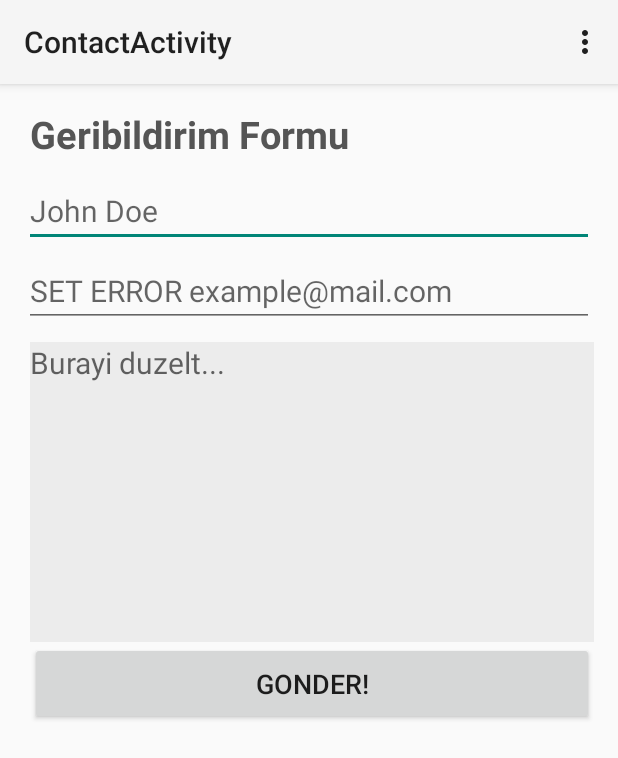
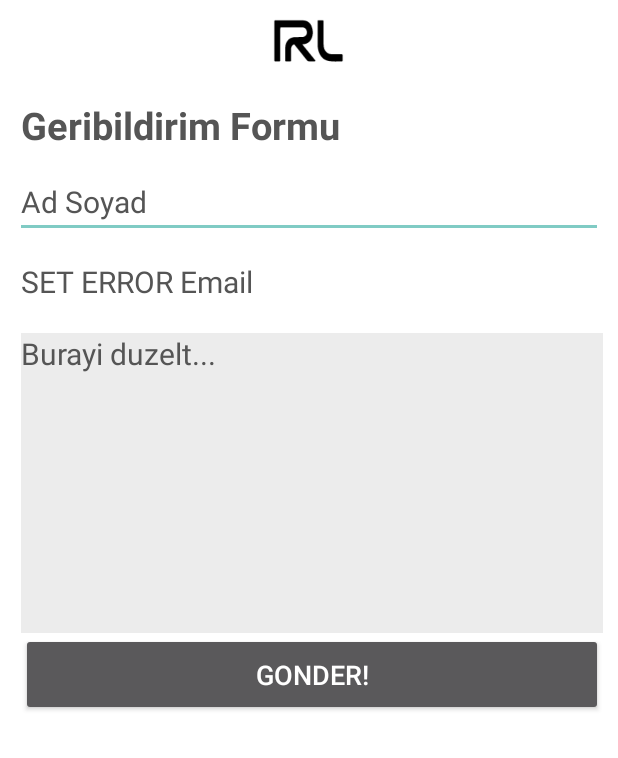
Before and after one commit to edencakir/irl-android, an Android app: the ContactActivity screen opened directly, with no data from a screen before it, on a phone screen of 412 x 824 dp. Shown: the top 758 px of the screen. Run offline under Robolectric (Android 15) with nearby library versions, the phone set to English and light mode, and no system bars.

Commit message:
Added toolbar, font file

```diff
--- a/app/src/main/AndroidManifest.xml
+++ b/app/src/main/AndroidManifest.xml
@@ -8,6 +8,7 @@
         android:label="@string/app_name"
         android:theme="@style/AppTheme" >
         <activity
+            android:theme="@style/AppTheme"
             android:name=".NewsActivity"
             android:label="@string/title_activity_news" >
             <intent-filter>
--- a/app/src/main/java/tr/edu/iyte/irl/irl/NewsActivity.java
+++ b/app/src/main/java/tr/edu/iyte/irl/irl/NewsActivity.java
@@ -11,7 +11,7 @@ public class NewsActivity extends AppCompatActivity {
     @Override
     protected void onCreate(Bundle savedInstanceState) {
         super.onCreate(savedInstanceState);
-        setContentView(R.layout.list_item_news);
+        setContentView(R.layout.activity_news);
     }
 
     @Override
--- a/app/src/main/res/layout/activity_contact.xml
+++ b/app/src/main/res/layout/activity_contact.xml
@@ -1,11 +1,34 @@
 <RelativeLayout xmlns:android="http://schemas.android.com/apk/res/android"
     xmlns:tools="http://schemas.android.com/tools" android:layout_width="match_parent"
-    android:layout_height="match_parent" android:paddingLeft="@dimen/activity_horizontal_margin"
-    android:paddingRight="@dimen/activity_horizontal_margin"
-    android:paddingTop="@dimen/activity_vertical_margin"
-    android:paddingBottom="@dimen/activity_vertical_margin"
+    android:layout_height="match_parent"
+    android:background="@color/white"
     tools:context="tr.edu.iyte.irl.irl.ContactActivity">
+    <android.support.v7.widget.Toolbar
+        android:id="@+id/toolbar"
+        android:background="@color/white"
+        android:minHeight="?attr/actionBarSize"
+        android:layout_width="match_parent"
+        android:layout_height="wrap_content">
+        <LinearLayout
+            android:layout_width="match_parent"
+            android:layout_height="50dp"
+            android:gravity="center">
+            <ImageView
+                android:layout_width="50dp"
+                android:layout_height="50dp"
+                android:layout_marginRight="16dp"
+                android:layout_marginEnd="16dp"
+                android:src="@drawable/logo"/>
+        </LinearLayout>
 
+    </android.support.v7.widget.Toolbar>
+    <RelativeLayout
+        android:id="@+id/container"
+        android:layout_width="match_parent"
+        android:layout_height="match_parent"
+        android:layout_marginLeft="10dp"
+        android:layout_marginRight="10dp"
+        android:layout_below="@id/toolbar">
         <TextView
             android:id="@+id/title_feedback"
             android:text="Geribildirim Formu"
@@ -13,6 +36,7 @@
             android:textStyle="bold"
             android:textColor="#555"
             android:layout_marginLeft="4dp"
+            android:layout_marginTop="10dp"
             android:layout_width="wrap_content"
             android:layout_height="wrap_content" />
 
@@ -22,7 +46,7 @@
             android:layout_height="wrap_content"
             android:layout_marginTop="10dp"
             android:layout_below="@id/title_feedback"
-        android:hint="John Doe"
+            android:hint="Ad Soyad"
             android:inputType="textCapWords"
             android:textSize="20sp"/>
         <EditText
@@ -33,7 +57,7 @@
             android:layout_below="@id/name"
             android:inputType="textEmailAddress"
             android:textSize="20sp"
-        android:hint="SET ERROR example@mail.com"/>
+            android:hint="SET ERROR Email"/>
         <EditText
             android:id="@+id/message"
             android:layout_width="match_parent"
@@ -54,6 +78,10 @@
             android:layout_below="@id/message"
             android:padding="15dp"
             android:textSize="18sp"
+            android:textColor="@color/white"
             android:text="Gonder!"/>
 
     </RelativeLayout>
+
+
+</RelativeLayout>
--- /dev/null
+++ b/app/src/main/res/values/color.xml
@@ -0,0 +1,8 @@
+<?xml version="1.0" encoding="utf-8"?>
+<resources>
+    <color name="white">#fff</color>
+    <color name="dark_gray">#333</color>
+    <color name="light_gray">#555</color>
+    <color name="gray">#ececec</color>
+    <color name="irl_blue">#3A8DFF</color>
+</resources>
--- a/app/src/main/res/values/styles.xml
+++ b/app/src/main/res/values/styles.xml
@@ -1,8 +1,10 @@
 <resources>
 
     <!-- Base application theme. -->
-    <style name="AppTheme" parent="Theme.AppCompat.Light">
+    <style name="AppTheme" parent="Theme.AppCompat.NoActionBar">
         <!-- Customize your theme here. -->
+        <item name="android:textColor">@color/dark_gray</item>
+        <item name="android:textColorHint">@color/light_gray</item>
     </style>
 
 </resources>
```
Also changed, not shown: app/src/main/res/layout/activity_news.xml (+21 -1 lines), app/src/main/res/layout/list_item_news.xml (+8 -5 lines), app/src/main/assets/Tahoma.ttf (added), app/src/main/res/drawable/logo.png (added). Lines whose indentation alone changed are shown as unchanged.
